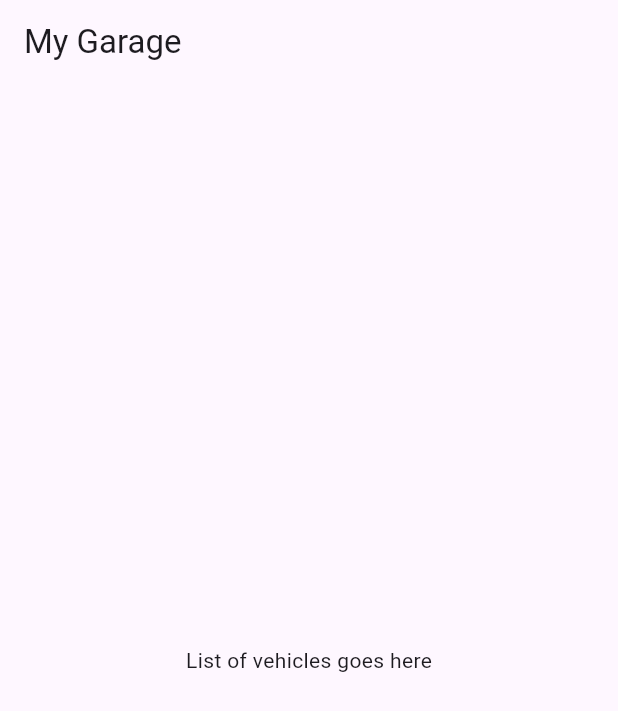
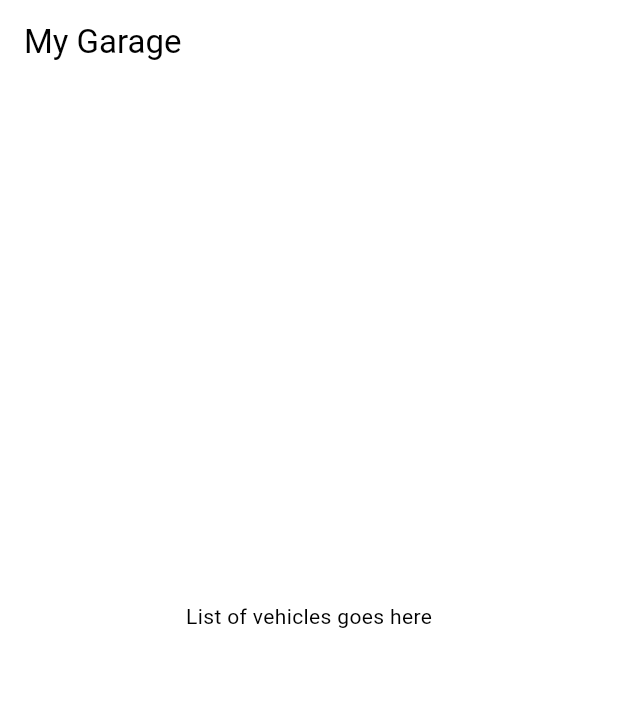
Before and after one commit to Need17Bread/car-maint-app, a Flutter app: the screen it shows after launch, on a phone screen of 412 x 824 dp. Shown: the top 711 px of the screen. Run offline on Flutter 3.47's test engine with Material 3 defaults, Android fonts, the phone set to English and light mode, and no system bars.

Commit message:
Added dark mode and tab based navigation to other screens

```diff
--- a/lib/main.dart
+++ b/lib/main.dart
@@ -1,5 +1,5 @@
-
 import 'package:flutter/material.dart';
+import 'utils/theme.dart';
 import 'screens/garage_screen.dart';
 import 'screens/log_screen.dart';
 import 'screens/add_log_screen.dart';
@@ -8,20 +8,78 @@ import 'screens/settings_screen.dart';
 
 void main() => runApp(CarMaintenanceApp());
 
-class CarMaintenanceApp extends StatelessWidget {
+class CarMaintenanceApp extends StatefulWidget {
+  @override
+  _CarMaintenanceAppState createState() => _CarMaintenanceAppState();
+}
+
+class _CarMaintenanceAppState extends State<CarMaintenanceApp> {
+  ThemeMode _themeMode = ThemeMode.system; // Default to system theme
+  int _currentIndex = 0;  // Track the selected index for bottom navigation
+
+  // List of screens corresponding to each tab
+  late List<Widget> _screens;
+
+  @override
+  void initState() {
+    super.initState();
+    _screens = [
+      GarageScreen(),
+      LogScreen(),
+      AddLogScreen(),
+      VehicleHealthScreen(),
+      SettingsScreen(onThemeChange: _toggleTheme), // Pass theme toggle to Settings
+    ];
+  }
+
   @override
   Widget build(BuildContext context) {
     return MaterialApp(
+      debugShowCheckedModeBanner: false,
       title: 'Car Maintenance',
-      theme: ThemeData(primarySwatch: Colors.blue),
-      home: GarageScreen(),
-      routes: {
-        '/garage': (context) => GarageScreen(),
-        '/log': (context) => LogScreen(),
-        '/add-log': (context) => AddLogScreen(),
-        '/vehicle-health': (context) => VehicleHealthScreen(),
-        '/settings': (context) => SettingsScreen(),
-      },
+      theme: lightTheme(),
+      darkTheme: darkTheme(),
+      themeMode: _themeMode,
+      home: Scaffold(
+        body: _screens[_currentIndex],  // Display the selected screen
+        bottomNavigationBar: BottomNavigationBar(
+          currentIndex: _currentIndex,
+          onTap: (index) {
+            setState(() {
+              _currentIndex = index;  // Update index on tap
+            });
+          },
+          items: [
+            BottomNavigationBarItem(
+              icon: Icon(Icons.garage),
+              label: 'Garage',
+            ),
+            BottomNavigationBarItem(
+              icon: Icon(Icons.list_alt),
+              label: 'Log',
+            ),
+            BottomNavigationBarItem(
+              icon: Icon(Icons.add),
+              label: 'Add Log',
+            ),
+            BottomNavigationBarItem(
+              icon: Icon(Icons.health_and_safety),
+              label: 'Health',
+            ),
+            BottomNavigationBarItem(
+              icon: Icon(Icons.settings),
+              label: 'Settings',
+            ),
+          ],
+        ),
+      ),
     );
   }
+
+  // Function to toggle between light and dark themes
+  void _toggleTheme() {
+    setState(() {
+      _themeMode = _themeMode == ThemeMode.light ? ThemeMode.dark : ThemeMode.light;
+    });
+  }
 }
--- a/lib/screens/garage_screen.dart
+++ b/lib/screens/garage_screen.dart
@@ -5,7 +5,11 @@ class GarageScreen extends StatelessWidget {
   @override
   Widget build(BuildContext context) {
     return Scaffold(
-      appBar: AppBar(title: Text('My Garage')),
+      appBar: AppBar(
+        title: Text('My Garage'),
+        actions: [
+        ],
+      ),
       body: Center(
         child: Text('List of vehicles goes here'),
       ),
--- a/lib/screens/settings_screen.dart
+++ b/lib/screens/settings_screen.dart
@@ -1,13 +1,26 @@
-
 import 'package:flutter/material.dart';
 
 class SettingsScreen extends StatelessWidget {
+  final VoidCallback onThemeChange;
+
+  SettingsScreen({required this.onThemeChange});
+
   @override
   Widget build(BuildContext context) {
     return Scaffold(
       appBar: AppBar(title: Text('Settings')),
-      body: Center(
-        child: Text('Settings go here'),
+      body: Column(
+        children: [
+          ListTile(
+            title: Text('Dark Mode'),
+            trailing: Switch(
+              value: Theme.of(context).brightness == Brightness.dark,
+              onChanged: (value) {
+                onThemeChange(); // Call the function to toggle the theme
+              },
+            ),
+          ),
+        ],
       ),
     );
   }
--- /dev/null
+++ b/lib/utils/theme.dart
@@ -0,0 +1,45 @@
+// lib/utils/theme.dart
+
+import 'package:flutter/material.dart';
+
+// Light Theme
+ThemeData lightTheme() {
+  return ThemeData(
+    brightness: Brightness.light,
+    primaryColor: Colors.black,
+    scaffoldBackgroundColor: Colors.white,
+    appBarTheme: AppBarTheme(
+      backgroundColor: Colors.white,
+      foregroundColor: Colors.black,
+    ),
+    textTheme: TextTheme(
+      bodyLarge: TextStyle(color: Colors.black),   // Updated from bodyText1
+      bodyMedium: TextStyle(color: Colors.black),  // Updated from bodyText2
+    ),
+    buttonTheme: ButtonThemeData(
+      buttonColor: Colors.black,
+      textTheme: ButtonTextTheme.primary,
+    ),
+  );
+}
+
+// Dark Theme
+ThemeData darkTheme() {
+  return ThemeData(
+    brightness: Brightness.dark,
+    primaryColor: Colors.white,
+    scaffoldBackgroundColor: Colors.black,
+    appBarTheme: AppBarTheme(
+      backgroundColor: Colors.black,
+      foregroundColor: Colors.white,
+    ),
+    textTheme: TextTheme(
+      bodyLarge: TextStyle(color: Colors.white),   // Updated from bodyText1
+      bodyMedium: TextStyle(color: Colors.white),  // Updated from bodyText2
+    ),
+    buttonTheme: ButtonThemeData(
+      buttonColor: Colors.white,
+      textTheme: ButtonTextTheme.primary,
+    ),
+  );
+}
```
